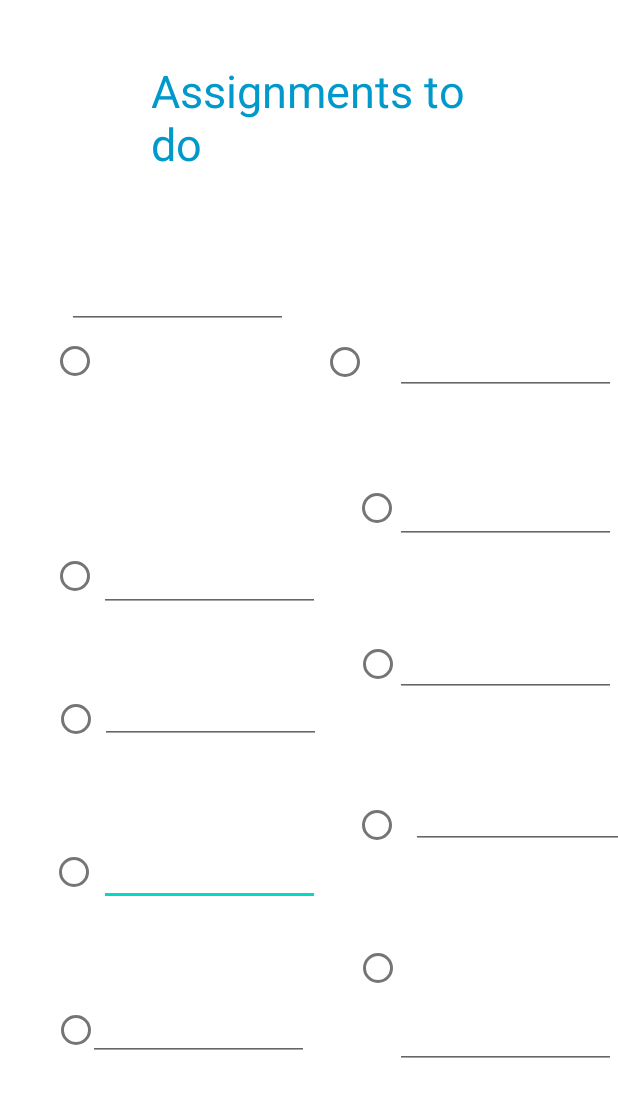
After one commit to pageja25/College-Scheduler-App, an Android app: the layout activity_to.xml on its own in the app's theme, with its tools: preview values and no code run, on a phone screen of 412 x 824 dp. The commit adds this screen. Shown: the top 1097 px of the screen. Run offline under Robolectric (Android 15) with nearby library versions, the phone set to English and light mode, and no system bars.

Commit message:
Jordans push

```diff
--- a/app/src/main/java/com/example/collegeschedulerapp/MainActivity.java
+++ b/app/src/main/java/com/example/collegeschedulerapp/MainActivity.java
@@ -25,7 +25,7 @@ public class MainActivity extends AppCompatActivity {
     protected void onCreate(Bundle savedInstanceState) {
         super.onCreate(savedInstanceState);
 
-        binding = ActivityMainBinding.inflate(getLayoutInflater());
+        com.example.collegeschedulerapp.databinding.ActivityMainBinding binding = ActivityMainBinding.inflate(getLayoutInflater());
         setContentView(binding.getRoot());
 
         setSupportActionBar(binding.appBarMain.toolbar);
--- a/app/src/main/java/com/example/collegeschedulerapp/ui/slideshow/SlideshowFragment.java
+++ b/app/src/main/java/com/example/collegeschedulerapp/ui/slideshow/SlideshowFragment.java
@@ -20,7 +20,6 @@ public class SlideshowFragment extends Fragment {
                              ViewGroup container, Bundle savedInstanceState) {
         SlideshowViewModel slideshowViewModel =
                 new ViewModelProvider(this).get(SlideshowViewModel.class);
-
         binding = FragmentSlideshowBinding.inflate(inflater, container, false);
         View root = binding.getRoot();
 
--- /dev/null
+++ b/app/src/main/java/com/example/collegeschedulerapp/ui/toDo/ActivityToFragment.java
@@ -0,0 +1,40 @@
+package com.example.collegeschedulerapp.ui.toDo;
+
+import android.os.Bundle;
+import android.view.LayoutInflater;
+import android.view.View;
+import android.view.ViewGroup;
+import android.widget.TextView;
+
+import androidx.annotation.NonNull;
+import androidx.fragment.app.Fragment;
+
+import com.example.collegeschedulerapp.R;
+import com.example.collegeschedulerapp.databinding.FragmentHomeBinding;
+
+public class ActivityToFragment extends Fragment {
+    private FragmentHomeBinding binding;
+
+    public View onCreateView(@NonNull LayoutInflater inflater,
+                             ViewGroup container, Bundle savedInstanceState) {
+        ToDoViewModel toDoViewModel = new ToDoViewModel(this);
+        View view = inflater.inflate(R.layout.activity_to, container, false);
+
+
+        binding = FragmentHomeBinding.inflate(inflater, container, false);
+        View root = binding.getRoot();
+
+        final TextView textView = binding.textHome;
+        toDoViewModel.getText().observe(getViewLifecycleOwner(),
+                textView::setText);
+        return root;
+    }
+
+
+    @Override
+    public void onDestroyView() {
+        super.onDestroyView();
+        binding = null;
+    }
+
+}
--- /dev/null
+++ b/app/src/main/java/com/example/collegeschedulerapp/ui/toDo/ToDoViewModel.java
@@ -0,0 +1,18 @@
+package com.example.collegeschedulerapp.ui.toDo;
+
+import androidx.lifecycle.LiveData;
+import androidx.lifecycle.MutableLiveData;
+import androidx.lifecycle.ViewModel;
+
+public class ToDoViewModel extends ViewModel {
+    private final MutableLiveData<String> mText;
+
+    public ToDoViewModel(ActivityToFragment activityToFragment) {
+        mText = new MutableLiveData<>();
+        mText.setValue("Assignments to-do list");
+    }
+
+    public LiveData<String> getText() {
+        return mText;
+    }
+}
--- /dev/null
+++ b/app/src/main/res/layout/activity_to.xml
@@ -0,0 +1,229 @@
+<?xml version="1.0" encoding="utf-8"?>
+<androidx.constraintlayout.widget.ConstraintLayout xmlns:android="http://schemas.android.com/apk/res/android"
+    xmlns:app="http://schemas.android.com/apk/res-auto"
+    xmlns:tools="http://schemas.android.com/tools"
+    android:id="@+id/app_to_do"
+    android:layout_width="match_parent"
+    android:layout_height="match_parent">
+
+    <EditText
+        android:id="@+id/edit0"
+        android:layout_width="147dp"
+        android:layout_height="48dp"
+        android:layout_marginEnd="22dp"
+        android:layout_marginBottom="55dp"
+        android:gravity="start"
+        app:layout_constraintBottom_toTopOf="@+id/edit1"
+        app:layout_constraintEnd_toStartOf="@+id/radioButton8" />
+
+    <EditText
+        android:id="@+id/edit1"
+        android:layout_width="147dp"
+        android:layout_height="48dp"
+        android:layout_marginTop="54dp"
+        android:layout_marginEnd="30dp"
+        android:gravity="left"
+        app:layout_constraintEnd_toStartOf="@+id/radioButton11"
+        app:layout_constraintTop_toBottomOf="@+id/radioButton9" />
+
+    <EditText
+        android:id="@+id/edit3"
+        android:layout_width="147dp"
+        android:layout_height="48dp"
+        android:layout_marginEnd="22dp"
+        android:layout_marginBottom="61dp"
+        android:gravity="left"
+        app:layout_constraintBottom_toTopOf="@+id/radioButton9"
+        app:layout_constraintEnd_toStartOf="@+id/radioButton7" />
+
+    <EditText
+        android:id="@+id/edit4"
+        android:layout_width="147dp"
+        android:layout_height="48dp"
+        android:layout_marginEnd="22dp"
+        android:layout_marginBottom="47dp"
+        android:gravity="left"
+        app:layout_constraintBottom_toTopOf="@+id/radioButton6"
+        app:layout_constraintEnd_toStartOf="@+id/radioButton5" />
+
+    <EditText
+        android:id="@+id/edit5"
+        android:layout_width="147dp"
+        android:layout_height="48dp"
+        android:layout_marginEnd="1dp"
+        android:layout_marginBottom="111dp"
+        android:gravity="left"
+        app:layout_constraintBottom_toBottomOf="parent"
+        app:layout_constraintEnd_toEndOf="parent" />
+
+    <EditText
+        android:id="@+id/edit6"
+        android:layout_width="147dp"
+        android:layout_height="48dp"
+        android:layout_marginTop="51dp"
+        android:gravity="start|left"
+        app:layout_constraintEnd_toEndOf="parent"
+        app:layout_constraintStart_toEndOf="@+id/radioButton8"
+        app:layout_constraintTop_toBottomOf="@+id/radioButton7" />
+
+    <EditText
+        android:id="@+id/edit7"
+        android:layout_width="147dp"
+        android:layout_height="48dp"
+        android:layout_marginTop="-50dp"
+        android:layout_marginEnd="1dp"
+        android:gravity="left"
+        app:layout_constraintEnd_toEndOf="parent"
+        app:layout_constraintTop_toBottomOf="@+id/radioButton7" />
+
+    <EditText
+        android:id="@+id/edit8"
+        android:layout_width="147dp"
+        android:layout_height="48dp"
+        android:layout_marginTop="49dp"
+        android:layout_marginEnd="1dp"
+        android:gravity="left"
+        app:layout_constraintEnd_toEndOf="parent"
+        app:layout_constraintTop_toBottomOf="@+id/radioButton2" />
+
+    <EditText
+        android:id="@+id/edit9"
+        android:layout_width="147dp"
+        android:layout_height="48dp"
+        android:layout_marginTop="55dp"
+        android:layout_marginEnd="22dp"
+        android:gravity="left"
+        app:layout_constraintEnd_toStartOf="@+id/radioButton2"
+        app:layout_constraintTop_toBottomOf="@+id/app_to_do" />
+
+    <EditText
+        android:id="@+id/edit10"
+        android:layout_width="147dp"
+        android:layout_height="48dp"
+        android:layout_marginTop="-50dp"
+        android:layout_marginEnd="1dp"
+        android:gravity="left"
+        app:layout_constraintEnd_toEndOf="parent"
+        app:layout_constraintTop_toBottomOf="@+id/radioButton2" />
+
+    <TextView
+        android:id="@id/app_to_do"
+        android:layout_width="210dp"
+        android:layout_height="wrap_content"
+        android:layout_marginStart="100dp"
+        android:layout_marginTop="40dp"
+        android:layout_marginEnd="101dp"
+        android:text="Assignments to do"
+        android:textColor="@android:color/holo_blue_dark"
+        android:textSize="30sp"
+        app:layout_constraintEnd_toEndOf="parent"
+        app:layout_constraintStart_toStartOf="parent"
+        app:layout_constraintTop_toTopOf="parent" />
+
+    <RadioButton
+        android:id="@+id/radioButton1"
+        android:layout_width="wrap_content"
+        android:layout_height="wrap_content"
+        android:layout_marginStart="33dp"
+        android:layout_marginTop="54dp"
+        android:layout_marginEnd="330dp"
+        android:layout_marginBottom="513dp"
+        app:layout_constraintBottom_toBottomOf="parent"
+        app:layout_constraintEnd_toEndOf="parent"
+        app:layout_constraintStart_toStartOf="parent"
+        app:layout_constraintTop_toBottomOf="@+id/app_to_do" />
+
+    <RadioButton
+        android:id="@+id/radioButton2"
+        android:layout_width="wrap_content"
+        android:layout_height="wrap_content"
+        android:layout_marginTop="55dp"
+        android:layout_marginEnd="150dp"
+        android:layout_marginBottom="513dp"
+        app:layout_constraintBottom_toBottomOf="parent"
+        app:layout_constraintEnd_toEndOf="parent"
+        app:layout_constraintTop_toBottomOf="@+id/app_to_do" />
+
+    <RadioButton
+        android:id="@+id/radioButton3"
+        android:layout_width="wrap_content"
+        android:layout_height="wrap_content"
+        android:layout_marginStart="33dp"
+        android:layout_marginEnd="330dp"
+        android:layout_marginBottom="416dp"
+        app:layout_constraintBottom_toBottomOf="parent"
+        app:layout_constraintEnd_toEndOf="parent"
+        app:layout_constraintStart_toStartOf="parent" />
+
+    <RadioButton
+        android:id="@+id/radioButton5"
+        android:layout_width="wrap_content"
+        android:layout_height="wrap_content"
+        android:layout_marginStart="153dp"
+        android:layout_marginTop="49dp"
+        app:layout_constraintStart_toEndOf="@+id/radioButton3"
+        app:layout_constraintTop_toBottomOf="@+id/radioButton2" />
+
+    <RadioButton
+        android:id="@+id/radioButton6"
+        android:layout_width="wrap_content"
+        android:layout_height="wrap_content"
+        android:layout_marginStart="34dp"
+        android:layout_marginTop="47dp"
+        android:layout_marginEnd="329dp"
+        android:layout_marginBottom="321dp"
+        app:layout_constraintBottom_toBottomOf="parent"
+        app:layout_constraintEnd_toEndOf="parent"
+        app:layout_constraintStart_toStartOf="parent"
+        app:layout_constraintTop_toBottomOf="@+id/radioButton3" />
+
+    <RadioButton
+        android:id="@+id/radioButton7"
+        android:layout_width="wrap_content"
+        android:layout_height="wrap_content"
+        android:layout_marginStart="153dp"
+        android:layout_marginTop="56dp"
+        app:layout_constraintStart_toEndOf="@+id/radioButton6"
+        app:layout_constraintTop_toBottomOf="@+id/radioButton5" />
+
+    <RadioButton
+        android:id="@+id/radioButton8"
+        android:layout_width="wrap_content"
+        android:layout_height="wrap_content"
+        android:layout_marginStart="154dp"
+        android:layout_marginTop="59dp"
+        app:layout_constraintStart_toEndOf="@+id/radioButton9"
+        app:layout_constraintTop_toBottomOf="@+id/radioButton7" />
+
+    <RadioButton
+        android:id="@+id/radioButton9"
+        android:layout_width="wrap_content"
+        android:layout_height="wrap_content"
+        android:layout_marginStart="33dp"
+        android:layout_marginBottom="54dp"
+        app:layout_constraintBottom_toTopOf="@+id/edit1"
+        app:layout_constraintStart_toStartOf="parent" />
+
+    <RadioButton
+        android:id="@+id/radioButton10"
+        android:layout_width="wrap_content"
+        android:layout_height="wrap_content"
+        android:layout_marginStart="34dp"
+        android:layout_marginTop="57dp"
+        android:layout_marginEnd="329dp"
+        android:layout_marginBottom="113dp"
+        app:layout_constraintBottom_toBottomOf="parent"
+        app:layout_constraintEnd_toEndOf="parent"
+        app:layout_constraintStart_toStartOf="parent"
+        app:layout_constraintTop_toBottomOf="@+id/radioButton9" />
+
+    <RadioButton
+        android:id="@+id/radioButton11"
+        android:layout_width="wrap_content"
+        android:layout_height="wrap_content"
+        android:layout_marginStart="153dp"
+        android:layout_marginTop="47dp"
+        app:layout_constraintStart_toEndOf="@+id/radioButton10"
+        app:layout_constraintTop_toBottomOf="@+id/radioButton8" />
+
+</androidx.constraintlayout.widget.ConstraintLayout>
--- a/app/src/main/res/menu/activity_main_drawer.xml
+++ b/app/src/main/res/menu/activity_main_drawer.xml
@@ -16,5 +16,8 @@
             android:id="@+id/nav_slideshow"
             android:icon="@drawable/ic_menu_slideshow"
             android:title="@string/menu_slideshow" />
+        <item
+            android:id="@+id/app_to_do"
+            android:title="Todo List" />
     </group>
 </menu>
--- a/app/src/main/res/navigation/mobile_navigation.xml
+++ b/app/src/main/res/navigation/mobile_navigation.xml
@@ -22,4 +22,10 @@
         android:name="com.example.collegeschedulerapp.ui.slideshow.SlideshowFragment"
         android:label="@string/menu_slideshow"
         tools:layout="@layout/fragment_slideshow" />
+
+    <fragment
+        android:id="@+id/app_to_do"
+        android:name="com.example.collegeschedulerapp.ui.toDo.ActivityToFragment"
+        android:label="@string/assignments_to_do"
+        tools:layout="@layout/activity_to" />
 </navigation>
--- a/app/src/main/res/values/strings.xml
+++ b/app/src/main/res/values/strings.xml
@@ -10,4 +10,5 @@
     <string name="menu_home">Home</string>
     <string name="menu_gallery">Gallery</string>
     <string name="menu_slideshow">Slideshow</string>
+    <string name="assignments_to_do">To do List</string>
 </resources>
```
